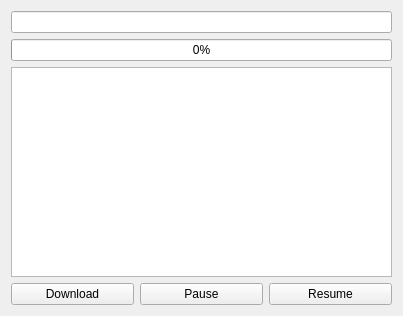
Before: the Qt Designer form form.ui in MikeBergmann/WoodscanDownloadManager, drawn with Qt 5.
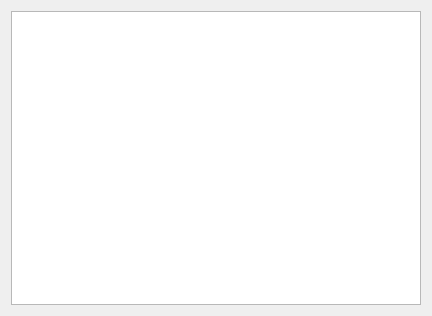
After: the same form once the commit is applied.

```diff
--- a/form.ui
+++ b/form.ui
@@ -6,7 +6,7 @@
    <rect>
     <x>0</x>
     <y>0</y>
-    <width>403</width>
+    <width>432</width>
     <height>316</height>
    </rect>
   </property>
@@ -14,43 +14,11 @@
    <string>DownloadManager</string>
   </property>
   <layout class="QVBoxLayout" name="verticalLayout">
-   <item>
-    <widget class="QLineEdit" name="url"/>
-   </item>
-   <item>
-    <widget class="QProgressBar" name="progressBar">
-     <property name="value">
-      <number>0</number>
-     </property>
-    </widget>
-   </item>
    <item>
     <widget class="QTextEdit" name="textEdit"/>
    </item>
    <item>
-    <layout class="QHBoxLayout" name="horizontalLayout">
-     <item>
-      <widget class="QPushButton" name="download">
-       <property name="text">
-        <string>Download</string>
-       </property>
-      </widget>
-     </item>
-     <item>
-      <widget class="QPushButton" name="pause">
-       <property name="text">
-        <string>Pause</string>
-       </property>
-      </widget>
-     </item>
-     <item>
-      <widget class="QPushButton" name="resume">
-       <property name="text">
-        <string>Resume</string>
-       </property>
-      </widget>
-     </item>
-    </layout>
+    <layout class="QHBoxLayout" name="horizontalLayout"/>
    </item>
   </layout>
  </widget>
```
